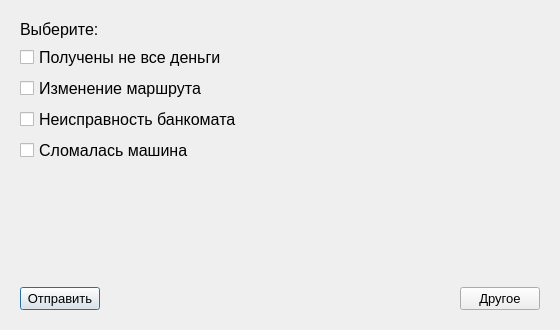
Old version of the form audi/tempquastion1.ui in the repository pascal-enjoyer/ARM.
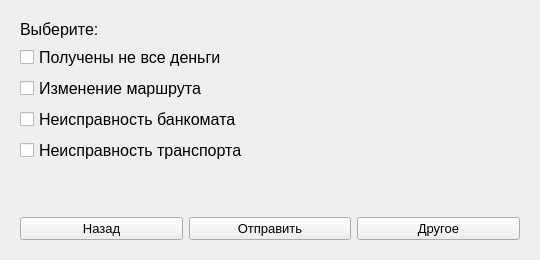
New version of the form. The open tabs and pages were chosen to show the change.

```diff
--- a/audi/tempquastion1.ui
+++ b/audi/tempquastion1.ui
@@ -6,8 +6,8 @@
    <rect>
     <x>0</x>
     <y>0</y>
-    <width>560</width>
-    <height>330</height>
+    <width>540</width>
+    <height>260</height>
    </rect>
   </property>
   <property name="windowTitle">
@@ -95,43 +95,7 @@
      </widget>
      <widget class="QWidget" name="chose_problem">
       <layout class="QGridLayout" name="gridLayout_5">
-       <item row="5" column="0" colspan="3">
-        <widget class="QCheckBox" name="bankomatcheckBox_4">
-         <property name="font">
-          <font>
-           <pointsize>12</pointsize>
-          </font>
-         </property>
-         <property name="text">
-          <string>Неисправность банкомата</string>
-         </property>
-        </widget>
-       </item>
-       <item row="6" column="0" colspan="3">
-        <widget class="QCheckBox" name="CarcheckBox">
-         <property name="font">
-          <font>
-           <pointsize>12</pointsize>
-          </font>
-         </property>
-         <property name="text">
-          <string>Сломалась машина</string>
-         </property>
-        </widget>
-       </item>
-       <item row="8" column="0">
-        <widget class="QPushButton" name="SendCheckspushButton_3">
-         <property name="font">
-          <font>
-           <pointsize>10</pointsize>
-          </font>
-         </property>
-         <property name="text">
-          <string>Отправить</string>
-         </property>
-        </widget>
-       </item>
-       <item row="0" column="0" colspan="3">
+       <item row="0" column="1" colspan="3">
         <widget class="QLabel" name="ChooseCheckBoxlabel_2">
          <property name="font">
           <font>
@@ -143,20 +107,22 @@
          </property>
         </widget>
        </item>
-       <item row="7" column="0">
-        <spacer name="verticalSpacer_2">
-         <property name="orientation">
-          <enum>Qt::Vertical</enum>
+       <item row="6" column="2">
+        <widget class="QPushButton" name="SendCheckspushButton_3">
+         <property name="font">
+          <font>
+           <pointsize>10</pointsize>
+          </font>
          </property>
-         <property name="sizeHint" stdset="0">
-          <size>
-           <width>20</width>
-           <height>40</height>
-          </size>
+         <property name="text">
+          <string>Отправить</string>
          </property>
-        </spacer>
+         <property name="autoDefault">
+          <bool>false</bool>
+         </property>
+        </widget>
        </item>
-       <item row="8" column="2">
+       <item row="6" column="3">
         <widget class="QPushButton" name="pushButton">
          <property name="font">
           <font>
@@ -166,34 +132,12 @@
          <property name="text">
           <string>Другое</string>
          </property>
-        </widget>
-       </item>
-       <item row="1" column="0" rowspan="2" colspan="3">
-        <widget class="QCheckBox" name="NotMoneycheckBox_2">
-         <property name="font">
-          <font>
-           <pointsize>12</pointsize>
-          </font>
+         <property name="autoDefault">
+          <bool>false</bool>
          </property>
-         <property name="text">
-          <string>Получены не все деньги</string>
-         </property>
         </widget>
        </item>
-       <item row="8" column="1">
-        <spacer name="horizontalSpacer">
-         <property name="orientation">
-          <enum>Qt::Horizontal</enum>
-         </property>
-         <property name="sizeHint" stdset="0">
-          <size>
-           <width>40</width>
-           <height>20</height>
-          </size>
-         </property>
-        </spacer>
-       </item>
-       <item row="3" column="0" colspan="3">
+       <item row="2" column="1" colspan="3">
         <widget class="QCheckBox" name="CaputcheckBox_3">
          <property name="font">
           <font>
@@ -205,6 +149,70 @@
          </property>
         </widget>
        </item>
+       <item row="4" column="1" colspan="3">
+        <widget class="QCheckBox" name="CarcheckBox">
+         <property name="font">
+          <font>
+           <pointsize>12</pointsize>
+          </font>
+         </property>
+         <property name="text">
+          <string>Неисправность транспорта</string>
+         </property>
+        </widget>
+       </item>
+       <item row="1" column="1" colspan="3">
+        <widget class="QCheckBox" name="NotMoneycheckBox_2">
+         <property name="font">
+          <font>
+           <pointsize>12</pointsize>
+          </font>
+         </property>
+         <property name="text">
+          <string>Получены не все деньги</string>
+         </property>
+        </widget>
+       </item>
+       <item row="3" column="1" colspan="3">
+        <widget class="QCheckBox" name="bankomatcheckBox_4">
+         <property name="font">
+          <font>
+           <pointsize>12</pointsize>
+          </font>
+         </property>
+         <property name="text">
+          <string>Неисправность банкомата</string>
+         </property>
+        </widget>
+       </item>
+       <item row="6" column="1">
+        <widget class="QPushButton" name="pushButton_5">
+         <property name="font">
+          <font>
+           <pointsize>10</pointsize>
+          </font>
+         </property>
+         <property name="text">
+          <string>Назад</string>
+         </property>
+         <property name="autoDefault">
+          <bool>false</bool>
+         </property>
+        </widget>
+       </item>
+       <item row="5" column="1">
+        <spacer name="verticalSpacer_2">
+         <property name="orientation">
+          <enum>Qt::Vertical</enum>
+         </property>
+         <property name="sizeHint" stdset="0">
+          <size>
+           <width>20</width>
+           <height>40</height>
+          </size>
+         </property>
+        </spacer>
+       </item>
       </layout>
      </widget>
      <widget class="QWidget" name="describe_problem">
```
Left out of the diff: 152 changed lines with no effect on the pictures.
